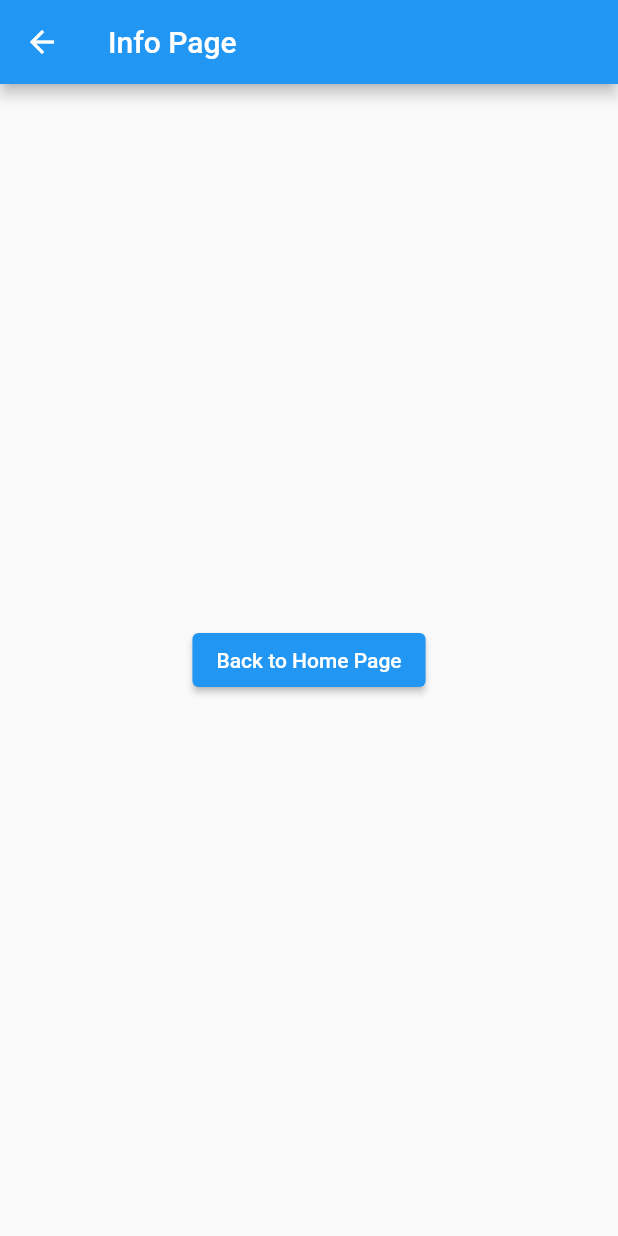
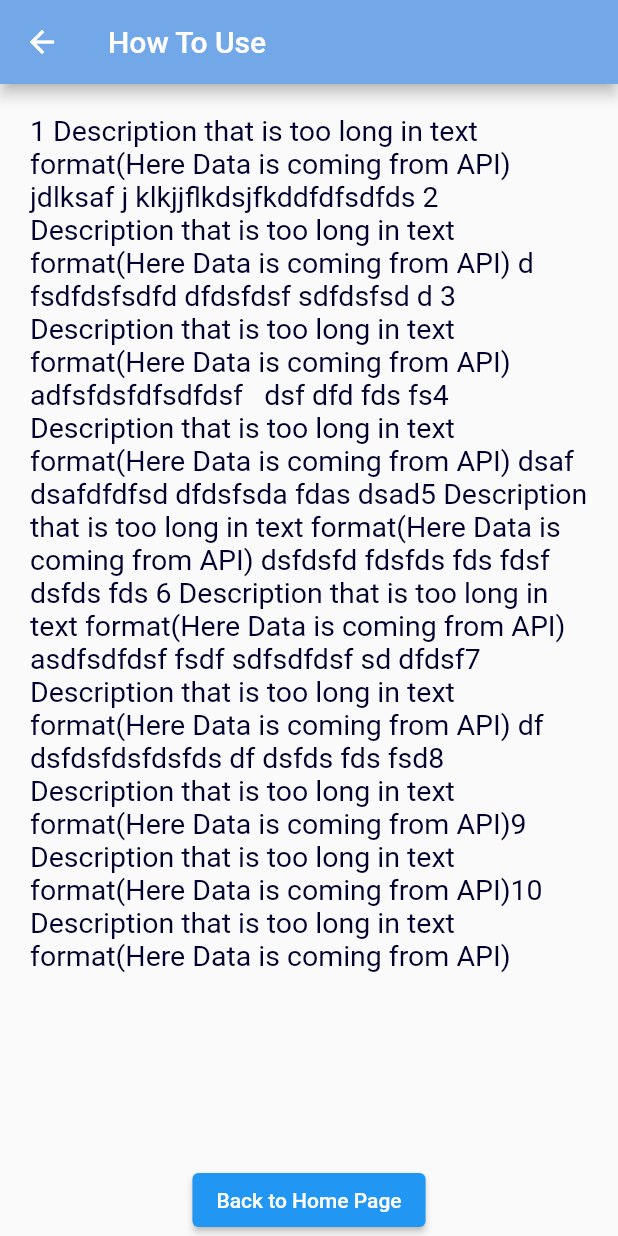
Before and after one commit to Vicolee/recycle-mobile-app, a Flutter app: the Info screen opened directly, on a phone screen of 412 x 824 dp. Run offline on Flutter 3.47's test engine with Material 2 defaults, Android fonts, the phone set to English and light mode, and no system bars.

Commit message:
initial commit, added scrollable how to use page

```diff
--- a/recycle_app/lib/info.dart
+++ b/recycle_app/lib/info.dart
@@ -5,16 +5,71 @@ class Info extends StatelessWidget {
   Widget build(BuildContext context) {
     return Scaffold(
       appBar: AppBar(
-        title: Text("Info Page"),
+        title: Text(
+          "How To Use",
+        ), // style: TextStyle(color: Color.fromRGBO(0, 0, 46, 1))
+        backgroundColor: Color.fromRGBO(115, 168, 232, 1),
       ),
-      body: Center(
-        child: ElevatedButton(
-          onPressed: () {
-            Navigator.pop(context);
-          },
-          child: Text('Back to Home Page'),
+      body: Container(
+        child: Column(
+          crossAxisAlignment: CrossAxisAlignment.start,
+          children: <Widget>[
+              Expanded(
+                flex: 1,
+                child: SingleChildScrollView(
+                  scrollDirection: Axis.vertical, //.horizontal
+                  padding: EdgeInsets.all(20),
+                  child: Text(
+                    "1 Description that is too long in text format(Here Data is coming from API) jdlksaf j klkjjflkdsjfkddfdfsdfds " +
+                        "2 Description that is too long in text format(Here Data is coming from API) d fsdfdsfsdfd dfdsfdsf sdfdsfsd d " +
+                        "3 Description that is too long in text format(Here Data is coming from API)  adfsfdsfdfsdfdsf   dsf dfd fds fs" +
+                        "4 Description that is too long in text format(Here Data is coming from API) dsaf dsafdfdfsd dfdsfsda fdas dsad" +
+                        "5 Description that is too long in text format(Here Data is coming from API) dsfdsfd fdsfds fds fdsf dsfds fds " +
+                        "6 Description that is too long in text format(Here Data is coming from API) asdfsdfdsf fsdf sdfsdfdsf sd dfdsf" +
+                        "7 Description that is too long in text format(Here Data is coming from API) df dsfdsfdsfdsfds df dsfds fds fsd" +
+                        "8 Description that is too long in text format(Here Data is coming from API)" +
+                        "9 Description that is too long in text format(Here Data is coming from API)" +
+                        "10 Description that is too long in text format(Here Data is coming from API)",
+                    style: new TextStyle(
+                      color: Color.fromRGBO(0, 0, 46, 1),
+                      fontSize: 19,
+                    ),
+                  ),
+                ),
+              ),
+            Center(
+              child: ElevatedButton(
+                onPressed: () {
+                  Navigator.pop(context);
+                },
+                child: Text('Back to Home Page'),
+              ),
+            ),
+          ],
         ),
       ),
     );
   }
+  /* Widget build(BuildContext context) {
+    return Scaffold(
+      appBar: AppBar(
+        title: Text('Recycling Information'),
+        backgroundColor: Color.fromRGBO(115, 168, 232, 1),
+      ),
+      body: Container(
+          margin: new EdgeInsets.only(top: 40, left: 18, right: 18),
+
+          /* Column(children: <Widget>[
+          Text(''),
+          Center(
+            child: ElevatedButton(
+              onPressed: () {
+                Navigator.pop(context);
+              },
+              child: Text('Back to Home Page'),
+            ),
+          ),
+        ]), */
+          ),
+    ); */
 }
```
Also changed, not shown: 1 other file.
